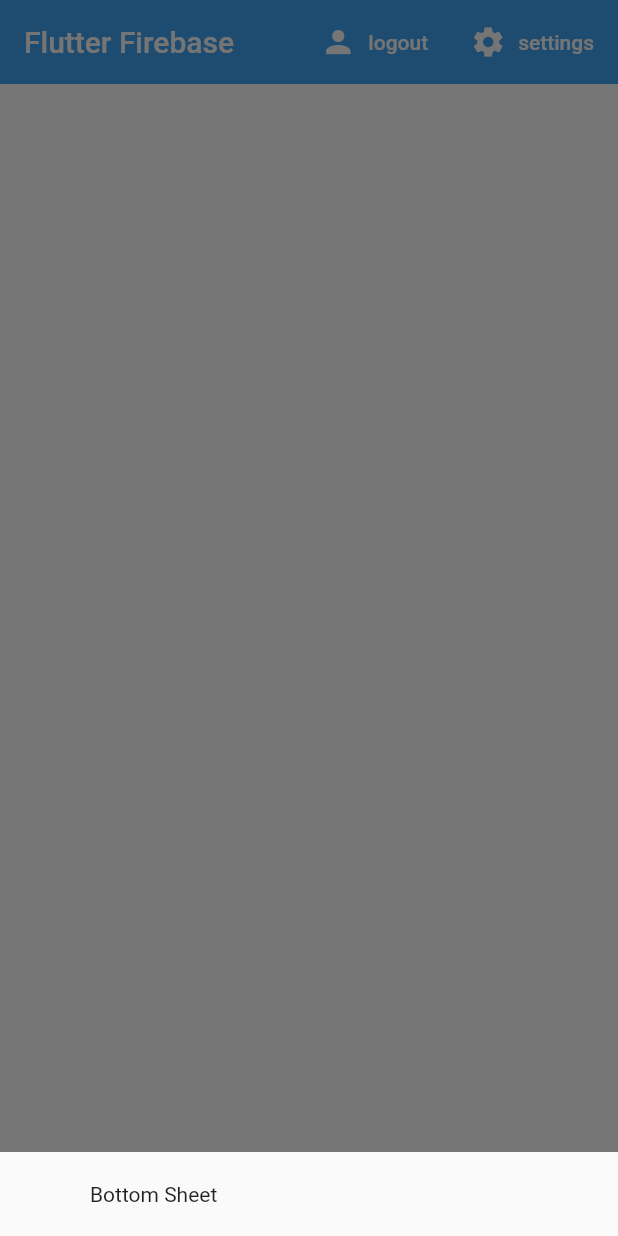
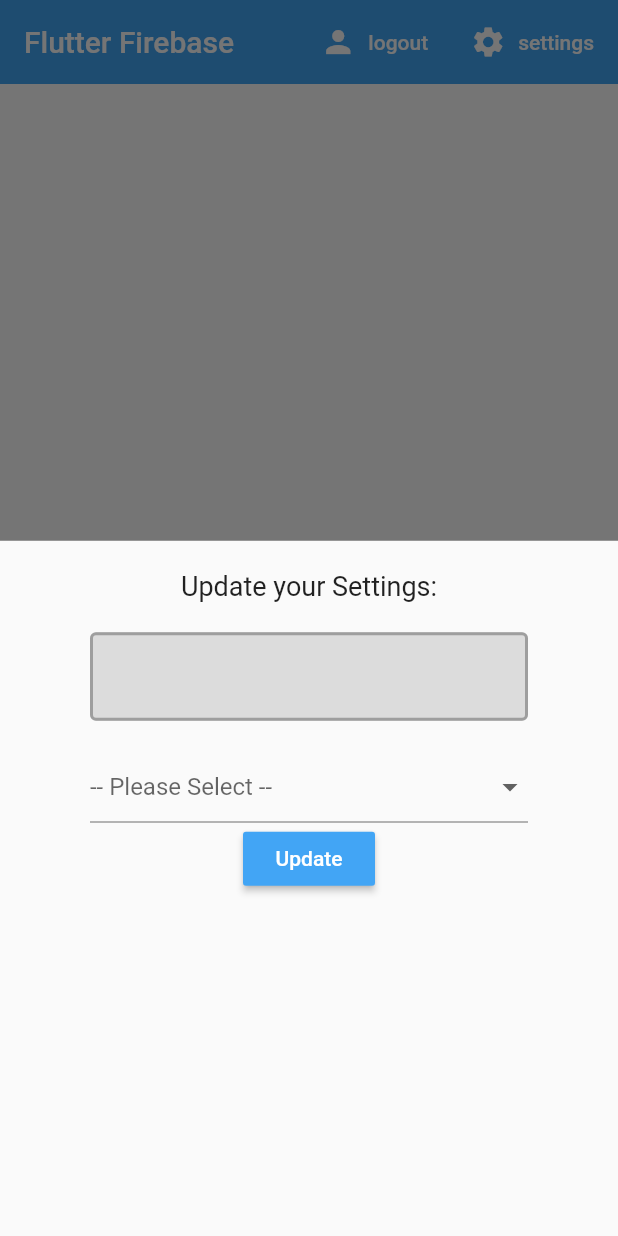
Before and after one commit to JustGinger888/flutter_basics, a Flutter app: the screen it shows once a user with an empty profile is signed in, after a tap on "settings", on a phone screen of 412 x 824 dp. Run offline on Flutter 3.47's test engine with Material 2 defaults, Android fonts, the phone set to English and light mode, and no system bars; our stand-ins replace cloud_firestore, firebase_auth, flutter_spinkit; accounts and stored records are empty.

```diff
--- a/firebase_flutter/lib/screens/home/home.dart
+++ b/firebase_flutter/lib/screens/home/home.dart
@@ -1,6 +1,7 @@
 import 'package:cloud_firestore/cloud_firestore.dart';
 import 'package:firebase_flutter/models/data.dart';
 import 'package:firebase_flutter/screens/home/dataList.dart';
+import 'package:firebase_flutter/screens/home/settinsForm.dart';
 import 'package:firebase_flutter/services/auth.dart';
 import 'package:firebase_flutter/services/database.dart';
 import 'package:flutter/material.dart';
@@ -17,7 +18,7 @@ class Home extends StatelessWidget {
         builder: (context) {
           return Container(
             padding: EdgeInsets.symmetric(vertical: 20, horizontal: 60),
-            child: Text('Bottom Sheet'),
+            child: SettingsForm(),
           );
         },
       );
--- /dev/null
+++ b/firebase_flutter/lib/screens/home/settinsForm.dart
@@ -0,0 +1,65 @@
+import 'package:firebase_flutter/constants/const.dart';
+import 'package:flutter/material.dart';
+
+class SettingsForm extends StatefulWidget {
+  @override
+  _SettingsFormState createState() => _SettingsFormState();
+}
+
+class _SettingsFormState extends State<SettingsForm> {
+  final _formKey = GlobalKey<FormState>();
+  final List<String> positions = ['Full-Time', 'Part-Time', 'Intern'];
+
+  String _currentName;
+  String _currentPosition;
+  int _currentNumber;
+
+  @override
+  Widget build(BuildContext context) {
+    return Form(
+      key: _formKey,
+      child: Column(
+        children: <Widget>[
+          Text(
+            'Update your Settings:',
+            style: TextStyle(fontSize: 18),
+          ),
+          SizedBox(height: 20),
+          TextFormField(
+            decoration: textInputDecoration,
+            validator: (val) => val.isEmpty ? 'Please Enter a Name' : null,
+            onChanged: (val) => setState(() => _currentName = val),
+          ),
+          SizedBox(height: 20),
+          // Dropdown
+          DropdownButtonFormField(
+            decoration: InputDecoration(hintText: '-- Please Select --'),
+            value: _currentPosition,
+            items: positions.map((position) {
+              return DropdownMenuItem(
+                value: position,
+                child: Text('$position position'),
+              );
+            }).toList(),
+            onChanged: (val) => setState(() => _currentPosition = val),
+          ),
+          // Slider
+
+          // Submit
+          RaisedButton(
+            color: Colors.blue[400],
+            child: Text(
+              'Update',
+              style: TextStyle(color: Colors.white),
+            ),
+            onPressed: () async {
+              print(_currentName);
+              print(_currentPosition);
+              print(_currentNumber);
+            },
+          )
+        ],
+      ),
+    );
+  }
+}
```
